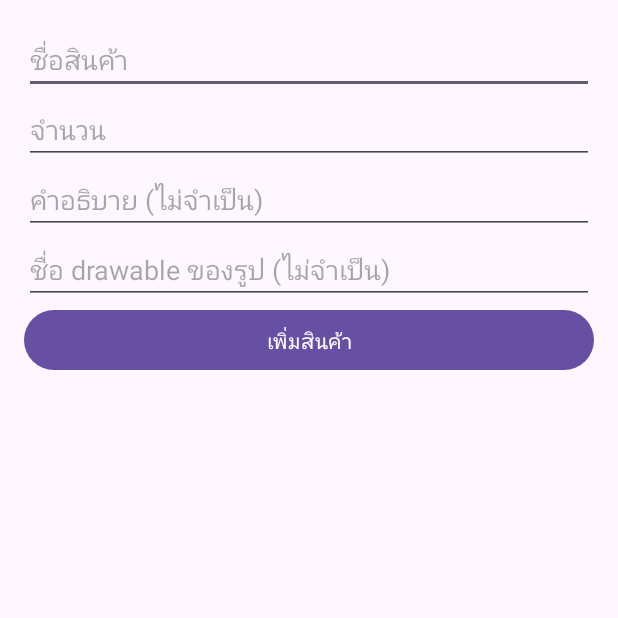
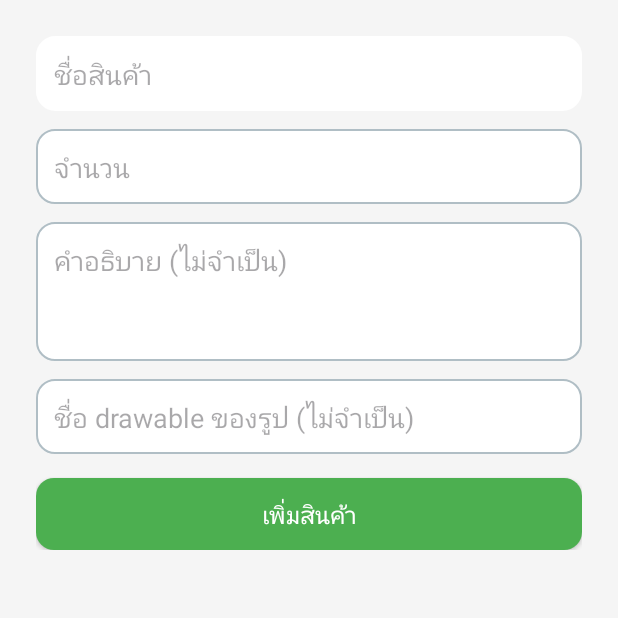
Before and after one commit to chittapon4work/mini-project, an Android app: the AddProductActivity screen opened directly, with no data from a screen before it, on a phone screen of 412 x 824 dp, the top half of it. Run offline under Robolectric (Android 15) with nearby library versions, the phone set to English and light mode, and no system bars.

Commit message:
custom-all

```diff
--- /dev/null
+++ b/app/src/main/res/drawable/btn_save.xml
@@ -0,0 +1,20 @@
+<?xml version="1.0" encoding="utf-8"?>
+<selector xmlns:android="http://schemas.android.com/apk/res/android">
+
+    <!-- กดปุ่ม -->
+    <item android:state_pressed="true">
+        <shape android:shape="rectangle">
+            <solid android:color="#388E3C"/> <!-- เขียวเข้มตอนกด -->
+            <corners android:radius="12dp"/>
+        </shape>
+    </item>
+
+    <!-- ปุ่มปกติ -->
+    <item>
+        <shape android:shape="rectangle">
+            <solid android:color="#4CAF50"/> <!-- เขียวปกติ -->
+            <corners android:radius="12dp"/>
+        </shape>
+    </item>
+
+</selector>
--- /dev/null
+++ b/app/src/main/res/drawable/custom_rounded.xml
@@ -0,0 +1,45 @@
+<?xml version="1.0" encoding="utf-8"?>
+<selector xmlns:android="http://schemas.android.com/apk/res/android">
+
+    <!-- ตอนกด / Pressed -->
+    <item android:state_pressed="true">
+        <shape android:shape="rectangle">
+            <solid android:color="#F4F4F4"/>
+            <corners android:radius="12dp"/>
+            <padding
+                android:left="12dp"
+                android:top="12dp"
+                android:right="12dp"
+                android:bottom="12dp"/>
+        </shape>
+    </item>
+
+    <!-- ตอนโฟกัส / Focused -->
+    <item android:state_focused="true">
+        <shape android:shape="rectangle">
+            <solid android:color="#FFFFFF"/>
+            <stroke android:width="2dp" android:color="#FFFFFF"/>
+            <corners android:radius="12dp"/>
+            <padding
+                android:left="12dp"
+                android:top="12dp"
+                android:right="12dp"
+                android:bottom="12dp"/>
+        </shape>
+    </item>
+
+    <!-- ตอนปกติ / Default -->
+    <item>
+        <shape android:shape="rectangle">
+            <solid android:color="#FFFFFF"/>
+            <stroke android:width="1dp" android:color="#B0BEC5"/>
+            <corners android:radius="12dp"/>
+            <padding
+                android:left="12dp"
+                android:top="12dp"
+                android:right="12dp"
+                android:bottom="12dp"/>
+        </shape>
+    </item>
+
+</selector>
--- a/app/src/main/res/layout/activity_add_product.xml
+++ b/app/src/main/res/layout/activity_add_product.xml
@@ -2,44 +2,68 @@
 <ScrollView xmlns:android="http://schemas.android.com/apk/res/android"
     android:layout_width="match_parent"
     android:layout_height="match_parent"
-    android:padding="16dp">
+    android:padding="16dp"
+    android:background="#F5F5F5">
 
     <LinearLayout
         android:layout_width="match_parent"
         android:layout_height="wrap_content"
-        android:orientation="vertical">
+        android:orientation="vertical"
+        android:padding="8dp">
 
+        <!-- ชื่อสินค้า -->
         <EditText
             android:id="@+id/etName"
             android:layout_width="match_parent"
             android:layout_height="wrap_content"
-            android:hint="ชื่อสินค้า" />
+            android:hint="ชื่อสินค้า"
+            android:background="@drawable/custom_rounded"
+            android:padding="12dp"
+            android:layout_marginBottom="12dp"/>
 
+        <!-- จำนวน -->
         <EditText
             android:id="@+id/etQty"
             android:layout_width="match_parent"
             android:layout_height="wrap_content"
+            android:hint="จำนวน"
             android:inputType="number"
-            android:hint="จำนวน" />
+            android:background="@drawable/custom_rounded"
+            android:padding="12dp"
+            android:layout_marginBottom="12dp"/>
 
+        <!-- คำอธิบาย -->
         <EditText
             android:id="@+id/etDesc"
             android:layout_width="match_parent"
             android:layout_height="wrap_content"
-            android:hint="คำอธิบาย (ไม่จำเป็น)" />
+            android:hint="คำอธิบาย (ไม่จำเป็น)"
+            android:background="@drawable/custom_rounded"
+            android:padding="12dp"
+            android:minLines="3"
+            android:gravity="top"
+            android:layout_marginBottom="12dp"/>
 
+        <!-- ชื่อรูปภาพ -->
         <EditText
             android:id="@+id/etImage"
             android:layout_width="match_parent"
             android:layout_height="wrap_content"
-            android:hint="ชื่อ drawable ของรูป (ไม่จำเป็น)" />
+            android:hint="ชื่อ drawable ของรูป (ไม่จำเป็น)"
+            android:background="@drawable/custom_rounded"
+            android:padding="12dp"
+            android:layout_marginBottom="16dp"/>
 
-        <Button
+        <!-- ปุ่มเพิ่มสินค้า -->
+        <androidx.appcompat.widget.AppCompatButton
             android:id="@+id/btnAddProductDone"
             android:layout_width="match_parent"
-            android:layout_height="wrap_content"
-            android:text="เพิ่มสินค้า" />
+            android:layout_height="48dp"
+            android:text="เพิ่มสินค้า"
+            android:textColor="@android:color/white"
+            android:background="@drawable/btn_save"
+            android:textSize="16sp"/>
+
 
     </LinearLayout>
-
 </ScrollView>
--- a/gradle/libs.versions.toml
+++ b/gradle/libs.versions.toml
@@ -1,5 +1,5 @@
 [versions]
-agp = "8.11.2"
+agp = "8.13.0"
 junit = "4.13.2"
 junitVersion = "1.3.0"
 espressoCore = "3.7.0"
```
Also changed, not shown: app/src/main/java/com/example/ezshop/ReceiptDetailActivity.java (+17 -3 lines), app/src/main/res/drawable/btn_delete.xml (added, +18 -0 lines), app/src/main/res/drawable/btn_remove_cart.xml (added, +15 -0 lines), app/src/main/res/drawable/cart_item_bg.xml (added, +8 -0 lines), app/src/main/res/drawable/product_image_bg.xml (added, +7 -0 lines), app/src/main/res/drawable/product_item_bg.xml (added, +7 -0 lines), app/src/main/res/drawable/receipt_background.xml (+4 -3 lines), app/src/main/res/layout/activity_edit_product.xml (+8 -9 lines), app/src/main/res/layout/activity_receipt_detail.xml (+19 -10 lines), app/src/main/res/layout/item_cart.xml (+13 -9 lines), app/src/main/res/layout/item_product.xml (+26 -12 lines).
